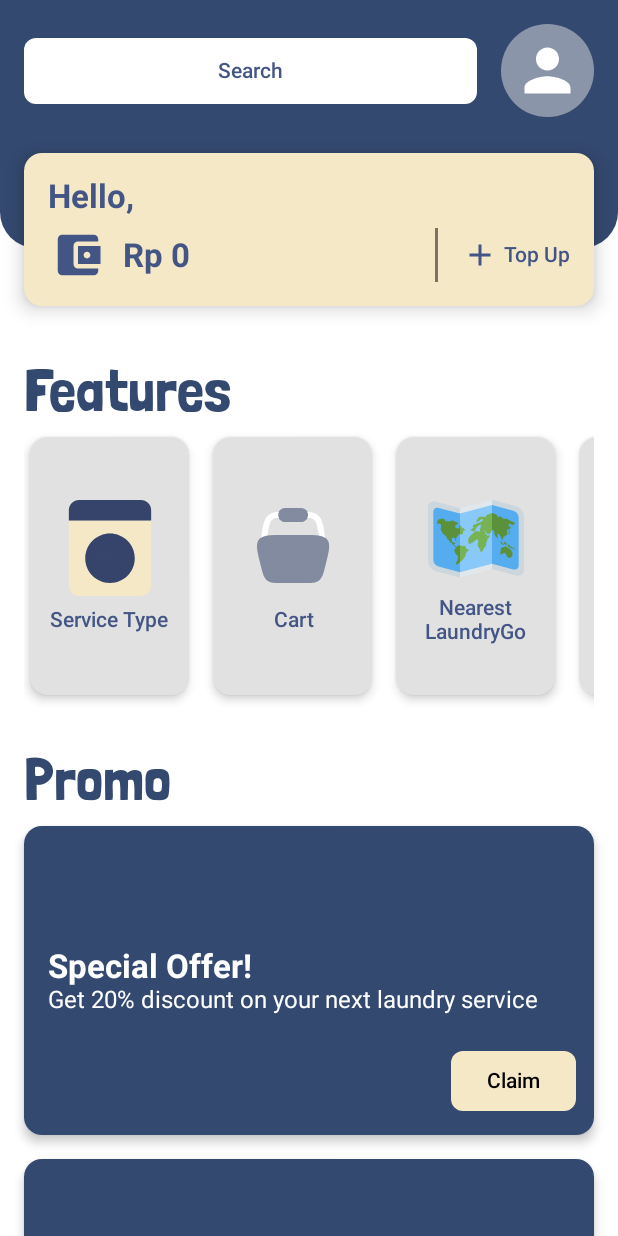
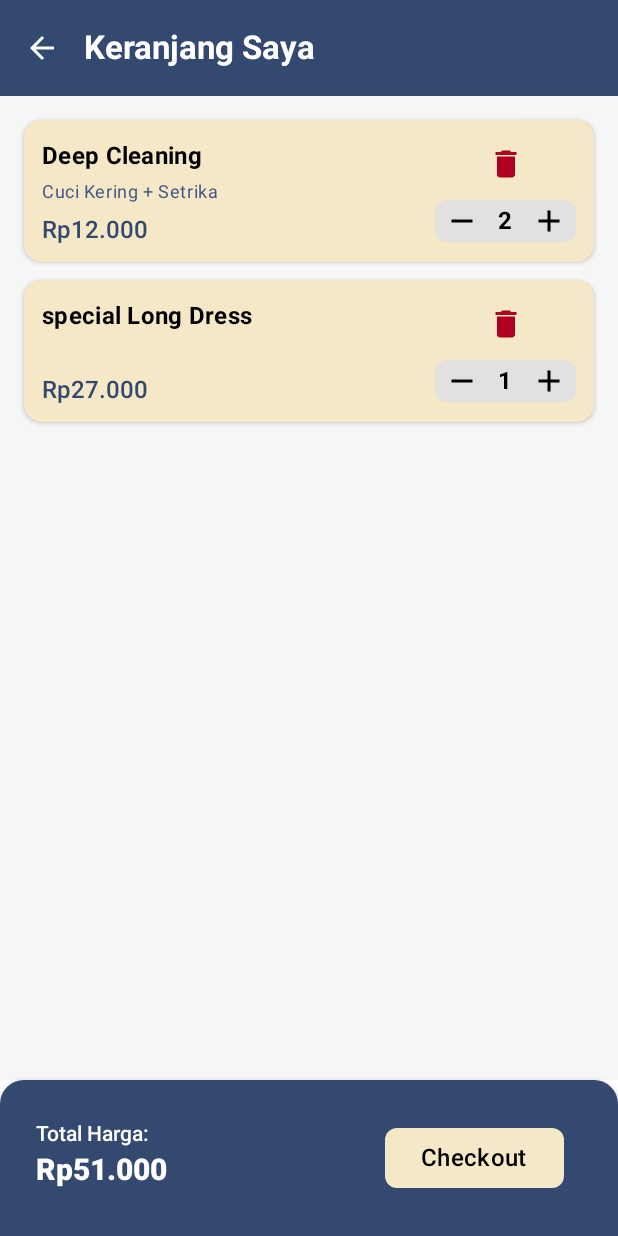
Before and after one commit to frederiksamra/UAS-Pemrograman-Android, an Android app built with Jetpack Compose: the DashboardScreen screen opened through its navigation route, after a tap on "Cart", on a phone screen of 412 x 824 dp. Run offline under Robolectric (Android 15) with nearby library versions, the phone set to English and light mode, and no system bars; our stand-ins replace Firebase (no records; nobody signed in at launch, a user with empty details on screens opened directly), livedata-compose.

```diff
--- a/LaundryGo/app/src/main/java/com/android/laundrygo/navigation/AppNavigationGraph.kt
+++ b/LaundryGo/app/src/main/java/com/android/laundrygo/navigation/AppNavigationGraph.kt
@@ -1,10 +1,13 @@
 package com.android.laundrygo.navigation
 
 import androidx.compose.runtime.Composable
+import androidx.lifecycle.viewmodel.compose.viewModel
 import androidx.navigation.compose.NavHost
 import androidx.navigation.compose.composable
 import androidx.navigation.compose.rememberNavController
 import com.android.laundrygo.ui.screens.BagScreen
+import com.android.laundrygo.ui.screens.CartScreen
+import com.android.laundrygo.ui.screens.CartViewModel
 import com.android.laundrygo.ui.screens.DashboardScreen
 import com.android.laundrygo.ui.screens.DollScreen
 import com.android.laundrygo.ui.screens.LocationScreen
@@ -15,6 +18,7 @@ import com.android.laundrygo.ui.screens.ServiceTypeScreen
 import com.android.laundrygo.ui.screens.ShirtPantsScreen
 import com.android.laundrygo.ui.screens.ShoesScreen
 import com.android.laundrygo.ui.screens.SpecialTreatmentScreen
+import com.android.laundrygo.ui.screens.VoucherScreen
 
 @Composable
 fun AppNavigationGraph() {
@@ -72,7 +76,9 @@ fun AppNavigationGraph() {
         composable(route = Screen.Dashboard.route) {
             DashboardScreen(
                 onNavigateToServiceType = { navController.navigate(Screen.ServiceType.route) },
-                onNavigateToLocation = { navController.navigate(Screen.Location.route) }
+                onNavigateToLocation = { navController.navigate(Screen.Location.route) },
+                onNavigateToCart = {navController.navigate(Screen.Cart.route)},
+                onNavigateToVoucher = { navController.navigate(Screen.Voucher.route) }
                 // Di sini Anda bisa menambahkan parameter navigasi dari dashboard
                 // ke layar lain, contohnya:
                 // onNavigateToProfile = { navController.navigate("profile") }
@@ -135,7 +141,28 @@ fun AppNavigationGraph() {
 
             )
         }
+        // Rute untuk Cart
+        composable(route = Screen.Cart.route) {
+            // Membuat instance ViewModel yang terikat pada tujuan navigasi ini
+            val cartViewModel: CartViewModel = viewModel()
+            CartScreen(
+                viewModel = cartViewModel,
+                onBack = { navController.navigateUp() },
+                onCheckoutClick = {
+                    // Setelah checkout, kembali ke layar sebelumnya (Dashboard)
+                    // Anda juga bisa navigasi ke layar "Pesanan Berhasil" di sini
+                    navController.popBackStack()
+                }
+            )
+        }
+
+        // Rute untuk VoucherScreen (BARU)
+        composable(route = Screen.Voucher.route) {
+            VoucherScreen(
+                onBackClick = {
+                    navController.navigateUp() // Aksi untuk kembali ke layar sebelumnya
+                }
+            )
+        }
     }
-
-
 }
--- a/LaundryGo/app/src/main/java/com/android/laundrygo/navigation/Screen.kt
+++ b/LaundryGo/app/src/main/java/com/android/laundrygo/navigation/Screen.kt
@@ -12,4 +12,6 @@ sealed class Screen(val route: String) {
     data object ShirtPants : Screen("shirt_pants_screen")
     data object Shoes : Screen("shoes_screen")
     data object SpecialTreatment : Screen("special_treatment_screen")
+    data object Cart : Screen("cart_screen")
+    data object Voucher : Screen("voucher_screen")
 }
--- /dev/null
+++ b/LaundryGo/app/src/main/java/com/android/laundrygo/ui/screens/CartScreen.kt
@@ -0,0 +1,295 @@
+package com.android.laundrygo.ui.screens
+
+import androidx.compose.foundation.background
+import androidx.compose.foundation.layout.*
+import androidx.compose.foundation.lazy.LazyColumn
+import androidx.compose.foundation.lazy.items
+import androidx.compose.foundation.shape.RoundedCornerShape
+import androidx.compose.material.icons.Icons
+import androidx.compose.material.icons.filled.Add
+import androidx.compose.material.icons.filled.ArrowBack
+import androidx.compose.material.icons.filled.Delete
+import androidx.compose.material.icons.filled.Remove
+import androidx.compose.material3.*
+import androidx.compose.runtime.Composable
+import androidx.compose.runtime.collectAsState
+import androidx.compose.runtime.getValue
+import androidx.compose.ui.Alignment
+import androidx.compose.ui.Modifier
+import androidx.compose.ui.draw.clip
+import androidx.compose.ui.text.font.FontWeight
+import androidx.compose.ui.text.style.TextAlign
+import androidx.compose.ui.tooling.preview.Preview
+import androidx.compose.ui.unit.dp
+import androidx.compose.ui.unit.sp
+import androidx.lifecycle.ViewModel
+import androidx.lifecycle.viewmodel.compose.viewModel
+import com.android.laundrygo.ui.theme.Cream
+import com.android.laundrygo.ui.theme.LaundryGoTheme
+import com.android.laundrygo.ui.theme.White
+import kotlinx.coroutines.flow.MutableStateFlow
+import kotlinx.coroutines.flow.StateFlow
+import kotlinx.coroutines.flow.asStateFlow
+import kotlinx.coroutines.flow.update
+import java.text.NumberFormat
+import java.util.*
+
+// --- Data Class untuk Item Keranjang ---
+data class CartItem(
+    val id: Int,
+    val name: String,
+    val description: String,
+    val price: Double,
+    var quantity: Int
+)
+
+// --- ViewModel untuk Mengelola State CartScreen ---
+class CartViewModel : ViewModel() {
+
+    private val _cartItems = MutableStateFlow<List<CartItem>>(emptyList())
+    val cartItems: StateFlow<List<CartItem>> = _cartItems.asStateFlow()
+
+    val totalPrice: Double
+        get() = _cartItems.value.sumOf { it.price * it.quantity }
+
+    init {
+        // Data dummy untuk contoh
+        loadDummyItems()
+    }
+
+    private fun loadDummyItems() {
+        _cartItems.value = listOf(
+            CartItem(1, "Deep Cleaning", "Cuci Kering + Setrika", 12000.0, 2),
+            CartItem(2, "special Long Dress", "", 27000.0, 1),
+        )
+    }
+
+    fun removeItem(itemId: Int) {
+        _cartItems.update { currentList ->
+            currentList.filterNot { it.id == itemId }
+        }
+    }
+
+    fun updateQuantity(itemId: Int, change: Int) {
+        _cartItems.update { currentList ->
+            currentList.map { item ->
+                if (item.id == itemId) {
+                    val newQuantity = (item.quantity + change).coerceAtLeast(0)
+                    if (newQuantity == 0) null else item.copy(quantity = newQuantity)
+                } else {
+                    item
+                }
+            }.filterNotNull()
+        }
+    }
+
+    fun checkout() {
+        // Logika untuk proses checkout
+        // Misalnya, membersihkan keranjang
+        _cartItems.value = emptyList()
+    }
+}
+
+
+// --- Composable Utama untuk CartScreen ---
+@OptIn(ExperimentalMaterial3Api::class)
+@Composable
+fun CartScreen(
+    viewModel: CartViewModel = viewModel(),
+    onBack: () -> Unit,
+    onCheckoutClick: () -> Unit
+) {
+    val cartItems by viewModel.cartItems.collectAsState()
+    val totalPrice = viewModel.totalPrice
+
+    Scaffold(
+        topBar = {
+            TopAppBar(
+                title = { Text("Keranjang Saya") },
+                navigationIcon = {
+                    IconButton(onClick = onBack) {
+                        Icon(Icons.Default.ArrowBack, contentDescription = "Kembali")
+                    }
+                },
+                colors = TopAppBarDefaults.topAppBarColors(
+                    containerColor = MaterialTheme.colorScheme.primary,
+                    titleContentColor = MaterialTheme.colorScheme.onPrimary,
+                    navigationIconContentColor = MaterialTheme.colorScheme.onPrimary
+                )
+            )
+        },
+        bottomBar = {
+            if (cartItems.isNotEmpty()) {
+                CheckoutBottomBar(totalPrice = totalPrice) {
+                    viewModel.checkout()
+                    onCheckoutClick()
+                }
+            }
+        }
+    ) { paddingValues ->
+        if (cartItems.isEmpty()) {
+            EmptyCartView(modifier = Modifier.padding(paddingValues))
+        } else {
+            LazyColumn(
+                modifier = Modifier
+                    .fillMaxSize()
+                    .padding(paddingValues)
+                    .background(MaterialTheme.colorScheme.surfaceVariant.copy(alpha = 0.3f)),
+                contentPadding = PaddingValues(16.dp),
+                verticalArrangement = Arrangement.spacedBy(12.dp)
+            ) {
+                items(cartItems, key = { it.id }) { item ->
+                    CartItemCard(
+                        item = item,
+                        onRemoveClick = { viewModel.removeItem(item.id) },
+                        onQuantityChange = { change -> viewModel.updateQuantity(item.id, change) }
+                    )
+                }
+            }
+        }
+    }
+}
+
+// --- Composable untuk Menampilkan Satu Item di Keranjang ---
+@Composable
+private fun CartItemCard(
+    item: CartItem,
+    onRemoveClick: () -> Unit,
+    onQuantityChange: (Int) -> Unit
+) {
+    Card(
+        modifier = Modifier.fillMaxWidth(),
+        shape = MaterialTheme.shapes.medium,
+        elevation = CardDefaults.cardElevation(defaultElevation = 2.dp),
+        colors = CardDefaults.cardColors(containerColor = Cream)
+    ) {
+        Row(
+            modifier = Modifier.padding(12.dp),
+            verticalAlignment = Alignment.CenterVertically
+        ) {
+            Column(modifier = Modifier.weight(1f)) {
+                Text(text = item.name, style = MaterialTheme.typography.titleMedium, fontWeight = FontWeight.Bold)
+                Spacer(modifier = Modifier.height(4.dp))
+                Text(text = item.description, style = MaterialTheme.typography.bodySmall, color = MaterialTheme.colorScheme.onSurfaceVariant)
+                Spacer(modifier = Modifier.height(8.dp))
+                Text(text = formatCurrency(item.price), style = MaterialTheme.typography.bodyLarge, color = MaterialTheme.colorScheme.primary, fontWeight = FontWeight.SemiBold)
+            }
+            Spacer(modifier = Modifier.width(16.dp))
+            Column(horizontalAlignment = Alignment.CenterHorizontally) {
+                IconButton(onClick = onRemoveClick, modifier = Modifier.size(32.dp)) {
+                    Icon(Icons.Default.Delete, contentDescription = "Hapus Item", tint = MaterialTheme.colorScheme.error)
+                }
+                Spacer(modifier = Modifier.height(8.dp))
+                QuantitySelector(
+                    quantity = item.quantity,
+                    onQuantityChange = onQuantityChange
+                )
+            }
+        }
+    }
+}
+
+// --- Composable untuk Pilihan Kuantitas ---
+@Composable
+private fun QuantitySelector(quantity: Int, onQuantityChange: (Int) -> Unit) {
+    Row(
+        verticalAlignment = Alignment.CenterVertically,
+        modifier = Modifier
+            .clip(RoundedCornerShape(8.dp))
+            .background(MaterialTheme.colorScheme.surfaceVariant)
+            .padding(horizontal = 4.dp)
+    ) {
+        IconButton(onClick = { onQuantityChange(-1) }, modifier = Modifier.size(28.dp)) {
+            Icon(Icons.Default.Remove, contentDescription = "Kurangi Kuantitas")
+        }
+        Text(
+            text = quantity.toString(),
+            modifier = Modifier.width(30.dp),
+            textAlign = TextAlign.Center,
+            fontWeight = FontWeight.Bold
+        )
+        IconButton(onClick = { onQuantityChange(1) }, modifier = Modifier.size(28.dp)) {
+            Icon(Icons.Default.Add, contentDescription = "Tambah Kuantitas")
+        }
+    }
+}
+
+// --- Composable untuk Tampilan Keranjang Kosong ---
+@Composable
+private fun EmptyCartView(modifier: Modifier = Modifier) {
+    Box(
+        modifier = modifier.fillMaxSize(),
+        contentAlignment = Alignment.Center
+    ) {
+        Column(horizontalAlignment = Alignment.CenterHorizontally) {
+            Text(
+                text = "Keranjang Anda Kosong",
+                style = MaterialTheme.typography.headlineSmall,
+                color = MaterialTheme.colorScheme.onSurfaceVariant
+            )
+            Text(
+                text = "Ayo mulai tambahkan layanan laundry!",
+                style = MaterialTheme.typography.bodyLarge,
+                color = MaterialTheme.colorScheme.onSurfaceVariant
+            )
+        }
+    }
+}
+
+// --- Composable untuk Bottom Bar Checkout ---
+@Composable
+private fun CheckoutBottomBar(totalPrice: Double, onCheckoutClick: () -> Unit) {
+    Card(
+        modifier = Modifier.fillMaxWidth(),
+        shape = RoundedCornerShape(topStart = 16.dp, topEnd = 16.dp),
+        elevation = CardDefaults.cardElevation(defaultElevation = 8.dp),
+        colors = CardDefaults.cardColors(containerColor = MaterialTheme.colorScheme.surface)
+    ) {
+        Row(
+            modifier = Modifier
+                .padding(horizontal = 24.dp, vertical = 16.dp)
+                .fillMaxWidth(),
+            verticalAlignment = Alignment.CenterVertically,
+            horizontalArrangement = Arrangement.SpaceBetween
+        ) {
+            Column {
+                Text("Total Harga:", style = MaterialTheme.typography.labelLarge)
+                Text(
+                    text = formatCurrency(totalPrice),
+                    style = MaterialTheme.typography.headlineSmall.copy(fontSize = 20.sp),
+                    fontWeight = FontWeight.ExtraBold,
+                    color = White
+                )
+            }
+            Button(
+                onClick = onCheckoutClick,
+                modifier = Modifier
+                    .padding(12.dp),
+                colors = ButtonDefaults.buttonColors(
+                    containerColor = Cream, // DIUBAH
+                    contentColor = MaterialTheme.colorScheme.onPrimaryContainer // DIUBAH
+                ),
+                shape = MaterialTheme.shapes.small // DIUBAH
+            ) {
+                Text("Checkout", style = MaterialTheme.typography.titleMedium)
+            }
+        }
+    }
+}
+
+// --- Fungsi utilitas untuk format mata uang ---
+private fun formatCurrency(price: Double): String {
+    val localeID = Locale("in", "ID")
+    val formatRupiah = NumberFormat.getCurrencyInstance(localeID)
+    formatRupiah.maximumFractionDigits = 0
+    return formatRupiah.format(price)
+}
+
+// --- Preview ---
+@Preview(showBackground = true)
+@Composable
+fun CartScreenPreview() {
+    LaundryGoTheme {
+        CartScreen(onBack = {}, onCheckoutClick = {})
+    }
+}
--- a/LaundryGo/app/src/main/java/com/android/laundrygo/ui/screens/DashboardScreen.kt
+++ b/LaundryGo/app/src/main/java/com/android/laundrygo/ui/screens/DashboardScreen.kt
@@ -34,7 +34,9 @@ import com.android.laundrygo.viewmodel.DashboardViewModel
 fun DashboardScreen(
     viewModel: DashboardViewModel = viewModel(),
     onNavigateToServiceType: () -> Unit = {},
-    onNavigateToLocation: () -> Unit = {}
+    onNavigateToLocation: () -> Unit = {},
+    onNavigateToCart: () -> Unit = {},
+    onNavigateToVoucher: () -> Unit = {}
 ) {
     val userName by viewModel.userName.observeAsState("User")
     val userBalance by viewModel.userBalance.observeAsState("0")
@@ -51,7 +53,9 @@ fun DashboardScreen(
         onFeatureClick = { feature -> /* Handle feature clicks */ },
         onClaimVoucherClick = { voucherId -> viewModel.claimVoucher(voucherId) },
         onNavigateToServiceType = onNavigateToServiceType,
-        onNavigateToLocation = onNavigateToLocation
+        onNavigateToLocation = onNavigateToLocation,
+        onNavigateToCart = onNavigateToCart,
+        onNavigateToVoucher = onNavigateToVoucher
     )
 }
 
@@ -65,7 +69,10 @@ private fun DashboardScreenContent(
     onFeatureClick: (String) -> Unit,
     onClaimVoucherClick: (String) -> Unit,
     onNavigateToServiceType: () -> Unit,
-    onNavigateToLocation: () -> Unit
+    onNavigateToLocation: () -> Unit,
+    onNavigateToCart: () -> Unit,
+    onNavigateToVoucher: () -> Unit
+
 ) {
     Column(
         modifier = Modifier
@@ -99,6 +106,9 @@ private fun DashboardScreenContent(
             when (featureId) {
                 "service_type" -> onNavigateToServiceType()
                 "nearest_location" -> onNavigateToLocation()
+                "cart" -> onNavigateToCart()
+                "voucher" -> onNavigateToVoucher()
+
                 else -> onFeatureClick(featureId)
             }
         })
@@ -391,7 +401,9 @@ fun DashboardScreenPreview() {
             onFeatureClick = {},
             onClaimVoucherClick = {},
             onNavigateToServiceType = {},
-            onNavigateToLocation = {}
+            onNavigateToLocation = {},
+            onNavigateToCart = {},
+            onNavigateToVoucher = {}
         )
     }
 }
@@ -410,7 +422,9 @@ fun DashboardScreenErrorPreview() {
             onFeatureClick = {},
             onClaimVoucherClick = {},
             onNavigateToServiceType = {},
-            onNavigateToLocation = {}
+            onNavigateToLocation = {},
+            onNavigateToCart = {},
+            onNavigateToVoucher = {}
         )
     }
 }
```
Also changed, not shown: LaundryGo/app/src/main/java/com/android/laundrygo/model/CartItem.kt (added, +8 -0 lines), LaundryGo/app/src/main/java/com/android/laundrygo/ui/screens/VoucherScreen.kt (added, +155 -0 lines), LaundryGo/app/src/main/java/com/android/laundrygo/viewmodel/CartViewModel.kt (added, +67 -0 lines), LaundryGo/app/src/main/res/drawable/minus.png (added).
